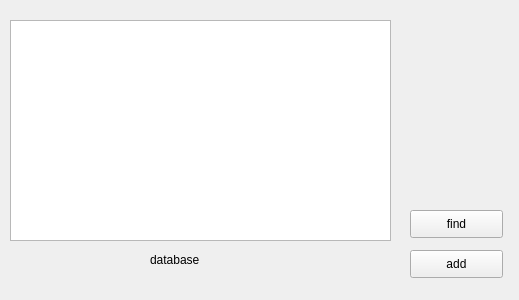
The window that database.ui (kishizi/LLM-log-management-system) describes before a commit, drawn with Qt 5.
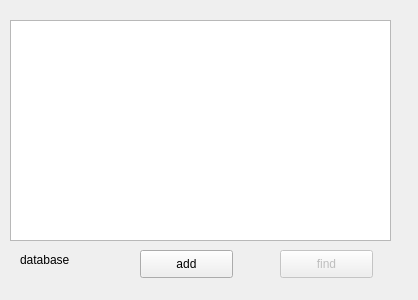
The same window after the commit.

```diff
--- a/database.ui
+++ b/database.ui
@@ -6,7 +6,7 @@
    <rect>
     <x>0</x>
     <y>0</y>
-    <width>519</width>
+    <width>418</width>
     <height>300</height>
    </rect>
   </property>
@@ -26,7 +26,7 @@
   <widget class="QLabel" name="label">
    <property name="geometry">
     <rect>
-     <x>150</x>
+     <x>20</x>
      <y>250</y>
      <width>69</width>
      <height>19</height>
@@ -37,10 +37,13 @@
    </property>
   </widget>
   <widget class="QPushButton" name="find">
+   <property name="enabled">
+    <bool>false</bool>
+   </property>
    <property name="geometry">
     <rect>
-     <x>410</x>
-     <y>210</y>
+     <x>280</x>
+     <y>250</y>
      <width>93</width>
      <height>28</height>
     </rect>
@@ -52,7 +55,7 @@
   <widget class="QPushButton" name="add">
    <property name="geometry">
     <rect>
-     <x>410</x>
+     <x>140</x>
      <y>250</y>
      <width>93</width>
      <height>28</height>
```
